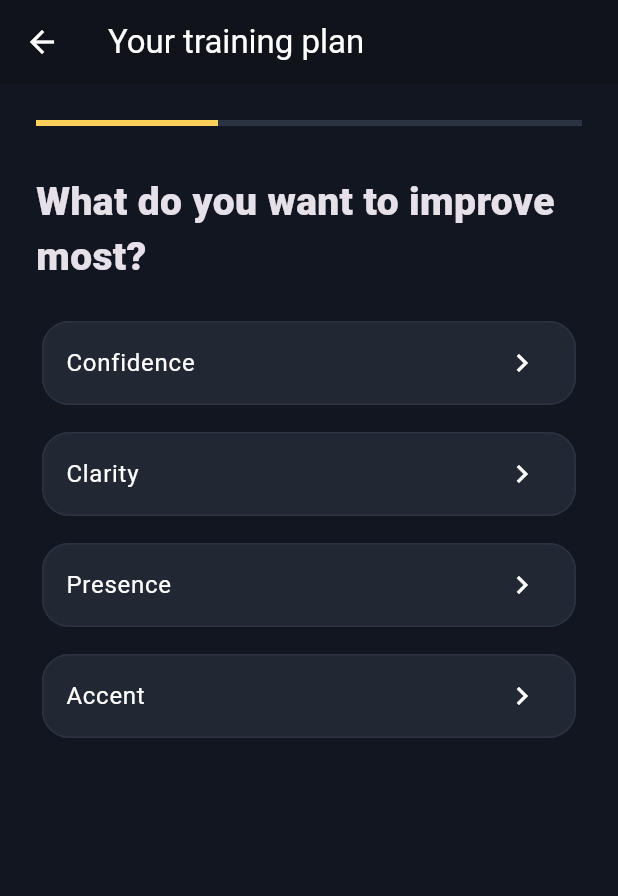
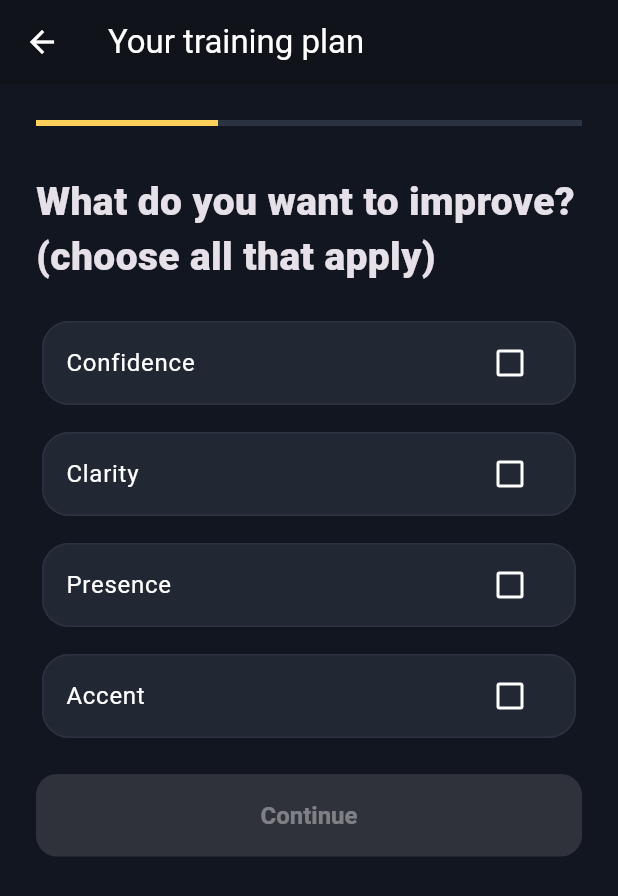
Before and after one commit to ebenezergraham/orattor, a Flutter app: the screen it shows after launch, in the side drawer, after a tap on "Log In", on a phone screen of 412 x 824 dp. Shown: the top 896 px of the screen. Run offline on Flutter 3.47's test engine with Material 3 defaults, Android fonts, the phone set to English and light mode, and no system bars; our stand-ins replace shared_preferences; missing offline and left inert: record; Roboto replaces fonts that are missing (Ubuntu).

Commit message:
Make onboarding quiz multi-select and hide Download off web
The improve and obstacle questions now allow several answers with a
Continue button; practice time stays single choice. The Download button
is only shown on the web build.

Co-Authored-By: Claude Sonnet 5.5 <noreply@anthropic.com>

```diff
--- a/lib/pages/landing.dart
+++ b/lib/pages/landing.dart
@@ -1,3 +1,4 @@
+import 'package:flutter/foundation.dart' show kIsWeb;
 import 'package:flutter/material.dart';
 import '../data.dart';
 import '../theme.dart';
@@ -211,6 +212,8 @@ class _NavBar extends StatelessWidget implements PreferredSizeWidget {
                 child: const Text('Log In')),
             const Padding(padding: EdgeInsets.symmetric(horizontal: 8), child: Center(child: Text('EN'))),
           ],
+          // The native app is already installed, so only promote downloading on the web.
+          if (kIsWeb)
             Padding(
               padding: const EdgeInsets.only(right: 16, left: 8),
               child: FilledButton(
--- a/lib/pages/onboarding.dart
+++ b/lib/pages/onboarding.dart
@@ -4,10 +4,11 @@ import '../theme.dart';
 import '../state.dart';
 import 'app_shell.dart';
 
+// (question, options, multi-select)
 const _quiz = [
-  ('What do you want to improve most?', ['Confidence', 'Clarity', 'Presence', 'Accent']),
-  ('What gets in your way?', ['Nerves', 'Filler words ("um")', 'Speaking too fast', 'Monotone delivery']),
-  ('How much can you practice daily?', ['3 minutes', '5 minutes', '10 minutes']),
+  ('What do you want to improve? (choose all that apply)', ['Confidence', 'Clarity', 'Presence', 'Accent'], true),
+  ('What gets in your way? (choose all that apply)', ['Nerves', 'Filler words ("um")', 'Speaking too fast', 'Monotone delivery'], true),
+  ('How much can you practice daily?', ['3 minutes', '5 minutes', '10 minutes'], false),
 ];
 
 class OnboardingPage extends StatefulWidget {
@@ -20,6 +21,7 @@ class OnboardingPage extends StatefulWidget {
 class _OnboardingPageState extends State<OnboardingPage> {
   int step = 0;
   final answers = <int, String>{};
+  final picked = <String>{};
   final nameCtl = TextEditingController();
 
   @override
@@ -55,7 +57,15 @@ class _OnboardingPageState extends State<OnboardingPage> {
         Padding(
           padding: const EdgeInsets.only(bottom: 10),
           child: Card(
-            child: ListTile(
+            child: q.$3
+                ? CheckboxListTile(
+                    title: Text(o),
+                    value: picked.contains(o),
+                    activeColor: VI.primary,
+                    checkColor: const Color(0xFF171723),
+                    onChanged: (v) => setState(() => v == true ? picked.add(o) : picked.remove(o)),
+                  )
+                : ListTile(
                     title: Text(o),
                     trailing: const Icon(Icons.chevron_right),
                     onTap: () => setState(() {
@@ -65,6 +75,20 @@ class _OnboardingPageState extends State<OnboardingPage> {
                   ),
           ),
         ),
+      if (q.$3) ...[
+        const SizedBox(height: 10),
+        FilledButton(
+          onPressed: picked.isEmpty
+              ? null
+              : () => setState(() {
+                    // keep the option order from the quiz, not tap order
+                    answers[step] = [for (final o in q.$2) if (picked.contains(o)) o].join(', ');
+                    picked.clear();
+                    step++;
+                  }),
+          child: const Text('Continue'),
+        ),
+      ],
     ]);
   }
 
```
Lines whose indentation alone changed are shown as unchanged.
